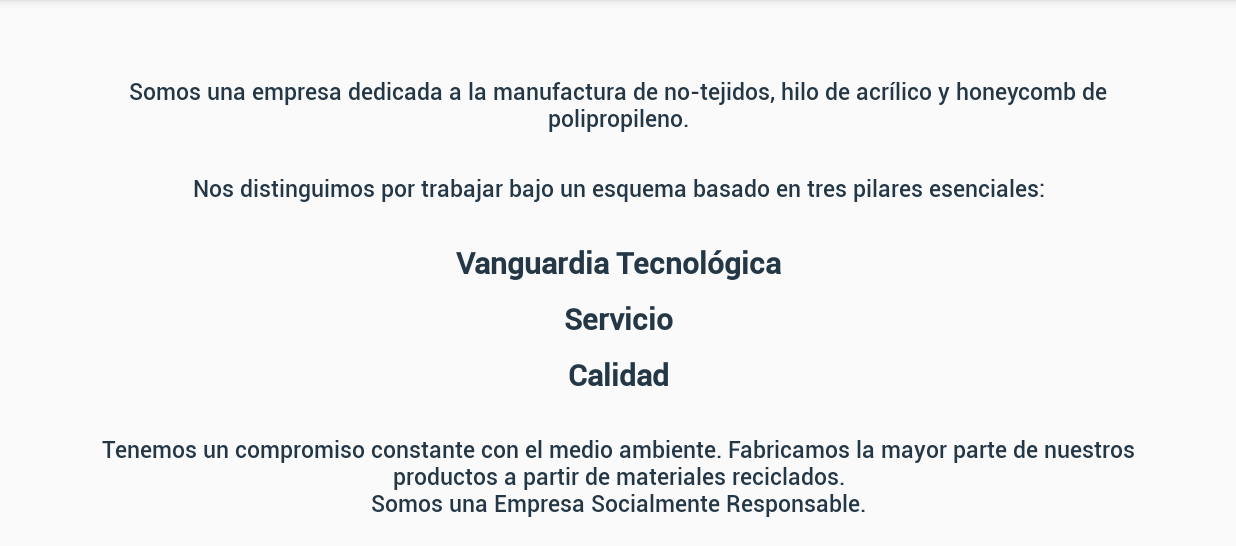
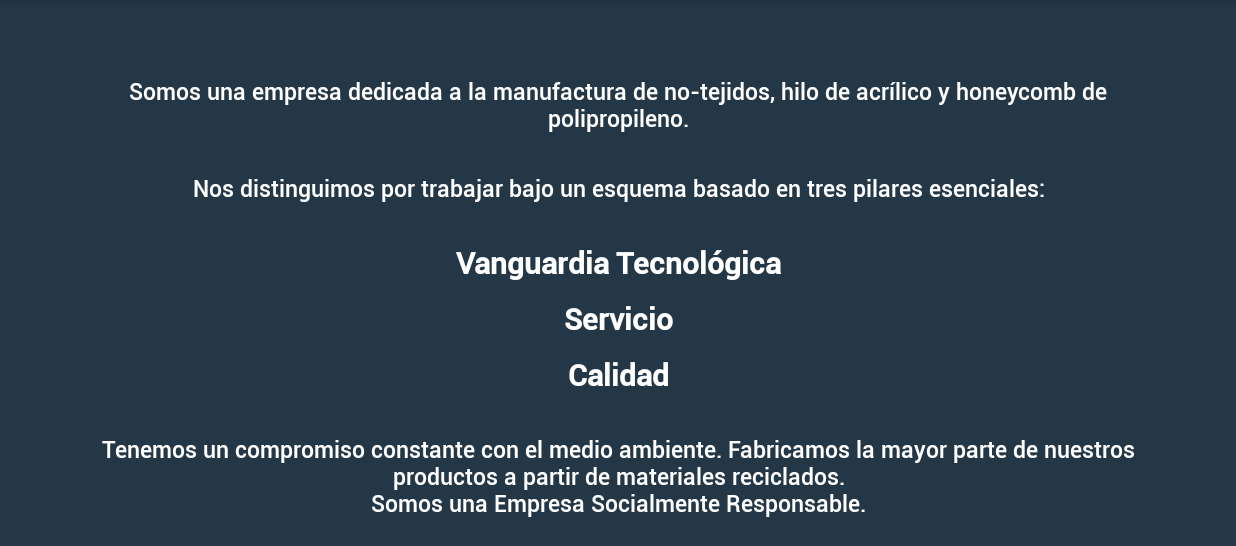
Before and after one commit to inovaceds/finotej, an Android app: the DescriptionActivity screen opened directly, with no data from a screen before it, on a phone screen of 824 x 412 dp (held sideways), the part 72-618 px from its top. Run offline under Robolectric (Android 15) with nearby library versions, the phone set to English and light mode, and no system bars.

Commit message:
Cambia el diseño de texto de la pantalla de descripción

```diff
--- a/app/src/main/res/layout/activity_description.xml
+++ b/app/src/main/res/layout/activity_description.xml
@@ -4,6 +4,7 @@
     xmlns:tools="http://schemas.android.com/tools"
     android:layout_width="match_parent"
     android:layout_height="match_parent"
+    android:background="@color/colorPrimary"
     tools:context=".ui.description.DescriptionActivity">
 
     <TextView
--- a/app/src/main/res/values/colors.xml
+++ b/app/src/main/res/values/colors.xml
@@ -5,5 +5,6 @@
     <color name="colorAccent">#D81B60</color>
 
     <color name="splashBackgroundColor">#FFFFFF</color>
-    <color name="primaryTextColor">#243746</color>
+    <color name="primaryTextColor">#FFFFFF</color>
+
 </resources>
```
